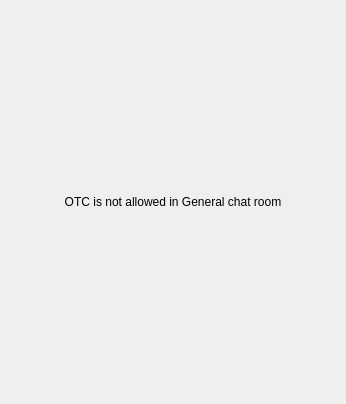
First picture: the form in BlockSettleUILib/OTCGeneralRoomShield.ui, repository BlockSettle/terminal, before the edit.
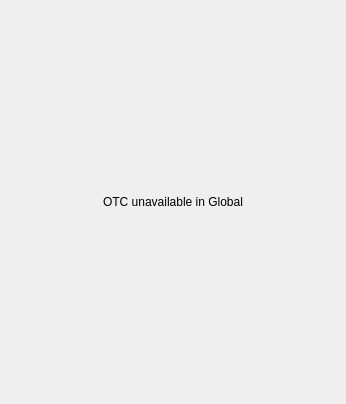
Second picture: the form after the edit.

Commit message:
Text updated in OTC widget
Please Login in order to submit RFQ -> Login to access OTC

OTC is not allowed in General chat room -> OTC unavailable in Global

What changed in the file:
```diff
--- a/BlockSettleUILib/OTCGeneralRoomShield.ui
+++ b/BlockSettleUILib/OTCGeneralRoomShield.ui
@@ -32,7 +32,7 @@
    <item>
     <widget class="QLabel" name="label">
      <property name="text">
-      <string>OTC is not allowed in General chat room</string>
+      <string>OTC unavailable in Global</string>
      </property>
      <property name="alignment">
       <set>Qt::AlignCenter</set>
```
The commit also changes 1 other file.
